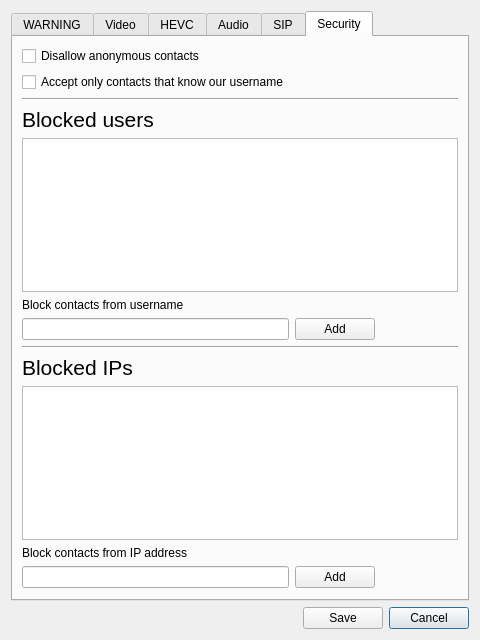
Before: the Qt Designer form ui/advancedSettings.ui in ultravideo/uvgComm, drawn with Qt 5.
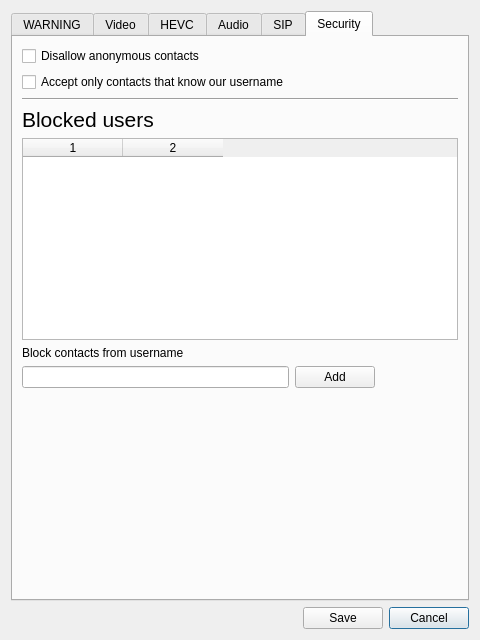
After: the same form once the commit is applied. The open tabs and pages were chosen to show the change.

Commit message: Adding usernames to blocked list in custom settings. The list is not yet saved.

```diff
--- a/ui/advancedSettings.ui
+++ b/ui/advancedSettings.ui
@@ -749,51 +749,21 @@
        <string>Security</string>
       </attribute>
       <layout class="QGridLayout" name="gridLayout_6">
-       <item row="2" column="0" colspan="3">
-        <widget class="Line" name="line_5">
+       <item row="7" column="0" colspan="2">
+        <spacer name="verticalSpacer_3">
          <property name="orientation">
-          <enum>Qt::Horizontal</enum>
+          <enum>Qt::Vertical</enum>
          </property>
-        </widget>
-       </item>
-       <item row="11" column="2">
-        <spacer name="horizontalSpacer_3">
-         <property name="orientation">
-          <enum>Qt::Horizontal</enum>
-         </property>
          <property name="sizeHint" stdset="0">
           <size>
-           <width>40</width>
-           <height>20</height>
+           <width>20</width>
+           <height>40</height>
           </size>
          </property>
         </spacer>
        </item>
-       <item row="6" column="2">
-        <spacer name="horizontalSpacer_2">
-         <property name="orientation">
-          <enum>Qt::Horizontal</enum>
-         </property>
-         <property name="sizeHint" stdset="0">
-          <size>
-           <width>40</width>
-           <height>20</height>
-          </size>
-         </property>
-        </spacer>
-       </item>
-       <item row="4" column="0" colspan="3">
-        <widget class="QTableWidget" name="blockedUsers"/>
-       </item>
-       <item row="7" column="0" colspan="3">
-        <widget class="Line" name="line_6">
-         <property name="orientation">
-          <enum>Qt::Horizontal</enum>
-         </property>
-        </widget>
-       </item>
-       <item row="9" column="0" colspan="3">
-        <widget class="QTableWidget" name="tableWidget"/>
+       <item row="6" column="0">
+        <widget class="QLineEdit" name="blockUser"/>
        </item>
        <item row="5" column="0">
         <widget class="QLabel" name="BlockUsernameLabel">
@@ -802,38 +772,6 @@
          </property>
         </widget>
        </item>
-       <item row="11" column="0">
-        <widget class="QLineEdit" name="blockIP"/>
-       </item>
-       <item row="6" column="0">
-        <widget class="QLineEdit" name="blockUser"/>
-       </item>
-       <item row="10" column="0">
-        <widget class="QLabel" name="BlockIPLabel">
-         <property name="text">
-          <string>Block contacts from IP address</string>
-         </property>
-        </widget>
-       </item>
-       <item row="11" column="1">
-        <widget class="QPushButton" name="pushButton_3">
-         <property name="text">
-          <string>Add</string>
-         </property>
-        </widget>
-       </item>
-       <item row="8" column="0">
-        <widget class="QLabel" name="BlockedIPLabel">
-         <property name="font">
-          <font>
-           <pointsize>16</pointsize>
-          </font>
-         </property>
-         <property name="text">
-          <string>Blocked IPs</string>
-         </property>
-        </widget>
-       </item>
        <item row="3" column="0">
         <widget class="QLabel" name="Blocked_label">
          <property name="font">
@@ -846,15 +784,24 @@
          </property>
         </widget>
        </item>
-       <item row="12" column="0" colspan="2">
-        <spacer name="verticalSpacer_3">
+       <item row="4" column="0" colspan="3">
+        <widget class="QTableWidget" name="blockedUsers">
+         <property name="columnCount">
+          <number>2</number>
+         </property>
+         <column/>
+         <column/>
+        </widget>
+       </item>
+       <item row="6" column="2">
+        <spacer name="horizontalSpacer_2">
          <property name="orientation">
-          <enum>Qt::Vertical</enum>
+          <enum>Qt::Horizontal</enum>
          </property>
          <property name="sizeHint" stdset="0">
           <size>
-           <width>20</width>
-           <height>40</height>
+           <width>40</width>
+           <height>20</height>
           </size>
          </property>
         </spacer>
@@ -866,6 +813,20 @@
          </property>
         </widget>
        </item>
+       <item row="2" column="0" colspan="3">
+        <widget class="Line" name="line_5">
+         <property name="orientation">
+          <enum>Qt::Horizontal</enum>
+         </property>
+        </widget>
+       </item>
+       <item row="6" column="1">
+        <widget class="QPushButton" name="addUserBlock">
+         <property name="text">
+          <string>Add</string>
+         </property>
+        </widget>
+       </item>
        <item row="0" column="0">
         <widget class="QCheckBox" name="Anon_contacts">
          <property name="text">
@@ -873,13 +834,6 @@
          </property>
         </widget>
        </item>
-       <item row="6" column="1">
-        <widget class="QPushButton" name="pushButton">
-         <property name="text">
-          <string>Add</string>
-         </property>
-        </widget>
-       </item>
       </layout>
      </widget>
     </widget>
```
The commit also changes 2 other files.
